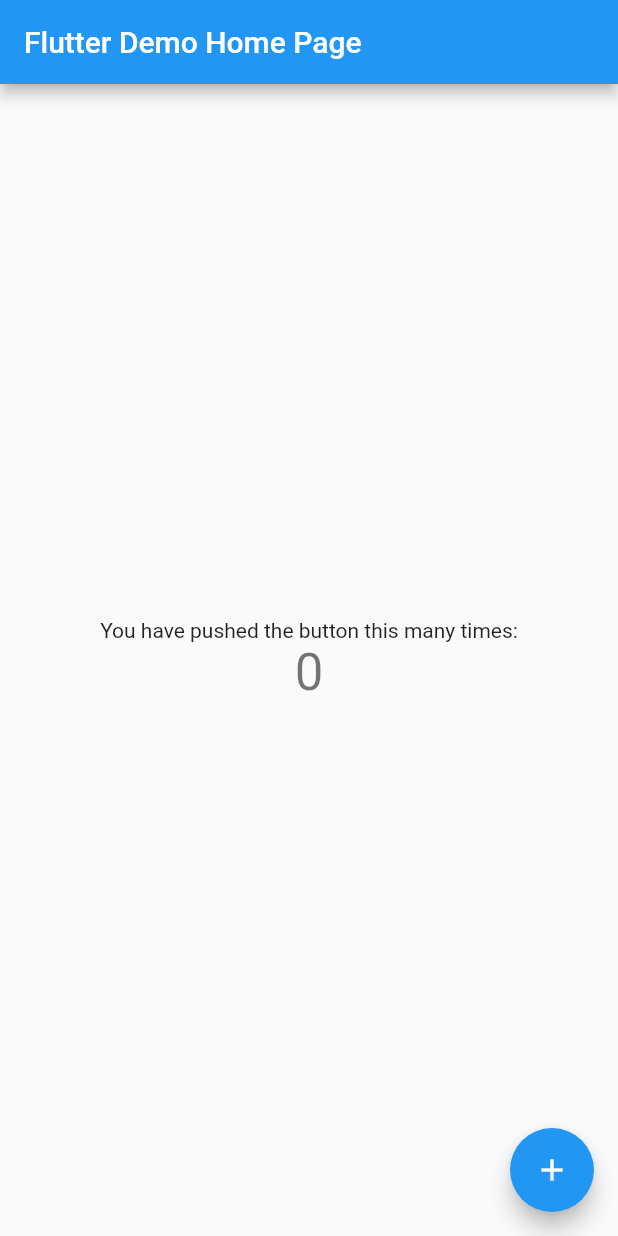
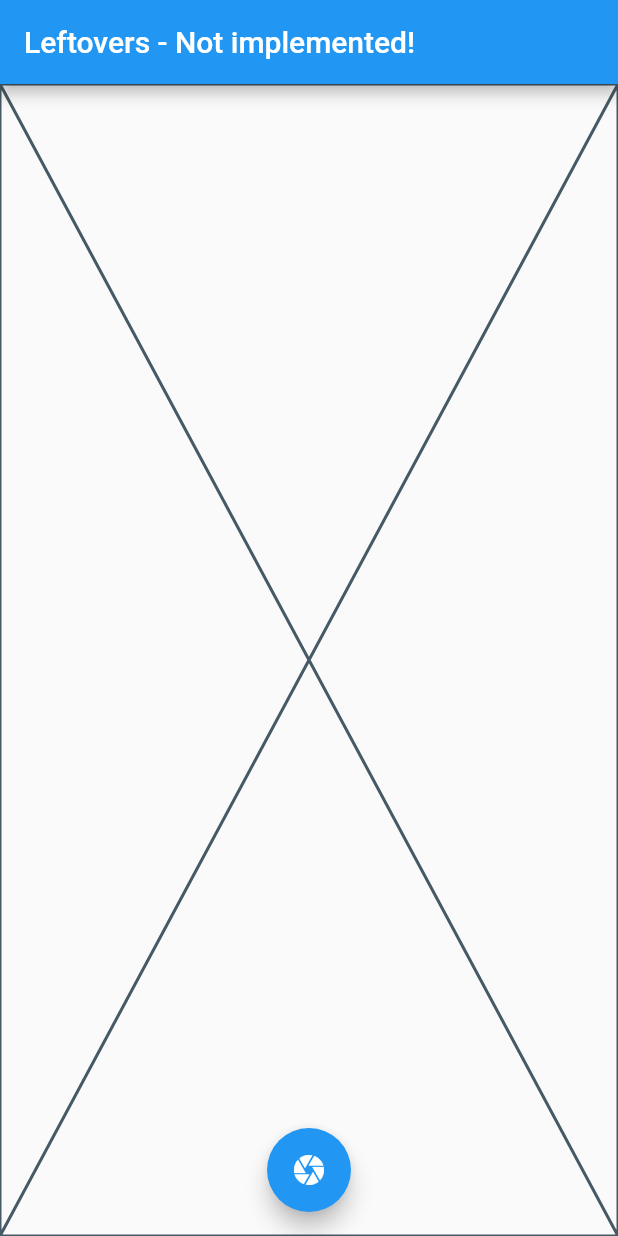
Before and after one commit to SeanCaruthers/Leftovers, a Flutter app: the screen it shows after launch, on a phone screen of 412 x 824 dp. Run offline on Flutter 3.47's test engine with Material 2 defaults, Android fonts, the light colour scheme and no system bars; our stand-ins replace cloud_firestore; accounts and stored records are empty.

Commit message:
setup screens

```diff
--- /dev/null
+++ b/leftovers/lib/app.dart
@@ -0,0 +1,21 @@
+import 'package:flutter/material.dart';
+
+//import 'package:cloud_firestore/cloud_firestore.dart';
+
+import 'package:leftovers/config/navigation/routes.dart' as routes;
+
+class App extends StatelessWidget {
+  // This widget is the root of your application.
+
+  @override
+  Widget build(BuildContext context) {
+    return MaterialApp(
+      title: 'Flutter Demo',
+      theme: ThemeData(
+        primarySwatch: Colors.blue,
+      ),
+      initialRoute: routes.initialRoute,
+      routes: routes.routes,
+    );
+  }
+}
--- a/leftovers/lib/main.dart
+++ b/leftovers/lib/main.dart
@@ -1,113 +1,14 @@
 import 'package:flutter/material.dart';
+import 'package:flutter/services.dart';
+import 'package:leftovers/app.dart';
 
 void main() {
-  runApp(MyApp());
+  WidgetsFlutterBinding.ensureInitialized();
+
+  SystemChrome.setPreferredOrientations([
+    DeviceOrientation.portraitUp,
+    DeviceOrientation.landscapeLeft,
+    DeviceOrientation.landscapeRight,
+  ]);
+  runApp(App());
 }
-
-class MyApp extends StatelessWidget {
-  // This widget is the root of your application.
-  @override
-  Widget build(BuildContext context) {
-    return MaterialApp(
-      title: 'Flutter Demo',
-      theme: ThemeData(
-        // This is the theme of your application.
-        //
-        // Try running your application with "flutter run". You'll see the
-        // application has a blue toolbar. Then, without quitting the app, try
-        // changing the primarySwatch below to Colors.green and then invoke
-        // "hot reload" (press "r" in the console where you ran "flutter run",
-        // or simply save your changes to "hot reload" in a Flutter IDE).
-        // Notice that the counter didn't reset back to zero; the application
-        // is not restarted.
-        primarySwatch: Colors.blue,
-      ),
-      home: MyHomePage(title: 'Flutter Demo Home Page'),
-    );
-  }
-}
-
-class MyHomePage extends StatefulWidget {
-  MyHomePage({Key? key, required this.title}) : super(key: key);
-
-  // This widget is the home page of your application. It is stateful, meaning
-  // that it has a State object (defined below) that contains fields that affect
-  // how it looks.
-
-  // This class is the configuration for the state. It holds the values (in this
-  // case the title) provided by the parent (in this case the App widget) and
-  // used by the build method of the State. Fields in a Widget subclass are
-  // always marked "final".
-
-  final String title;
-
-  @override
-  _MyHomePageState createState() => _MyHomePageState();
-}
-
-class _MyHomePageState extends State<MyHomePage> {
-  int _counter = 0;
-
-  void _incrementCounter() {
-    setState(() {
-      // This call to setState tells the Flutter framework that something has
-      // changed in this State, which causes it to rerun the build method below
-      // so that the display can reflect the updated values. If we changed
-      // _counter without calling setState(), then the build method would not be
-      // called again, and so nothing would appear to happen.
-      _counter++;
-    });
-  }
-
-  @override
-  Widget build(BuildContext context) {
-    // This method is rerun every time setState is called, for instance as done
-    // by the _incrementCounter method above.
-    //
-    // The Flutter framework has been optimized to make rerunning build methods
-    // fast, so that you can just rebuild anything that needs updating rather
-    // than having to individually change instances of widgets.
-    return Scaffold(
-      appBar: AppBar(
-        // Here we take the value from the MyHomePage object that was created by
-        // the App.build method, and use it to set our appbar title.
-        title: Text(widget.title),
-      ),
-      body: Center(
-        // Center is a layout widget. It takes a single child and positions it
-        // in the middle of the parent.
-        child: Column(
-          // Column is also a layout widget. It takes a list of children and
-          // arranges them vertically. By default, it sizes itself to fit its
-          // children horizontally, and tries to be as tall as its parent.
-          //
-          // Invoke "debug painting" (press "p" in the console, choose the
-          // "Toggle Debug Paint" action from the Flutter Inspector in Android
-          // Studio, or the "Toggle Debug Paint" command in Visual Studio Code)
-          // to see the wireframe for each widget.
-          //
-          // Column has various properties to control how it sizes itself and
-          // how it positions its children. Here we use mainAxisAlignment to
-          // center the children vertically; the main axis here is the vertical
-          // axis because Columns are vertical (the cross axis would be
-          // horizontal).
-          mainAxisAlignment: MainAxisAlignment.center,
-          children: <Widget>[
-            Text(
-              'You have pushed the button this many times:',
-            ),
-            Text(
-              '$_counter',
-              style: Theme.of(context).textTheme.headline4,
-            ),
-          ],
-        ),
-      ),
-      floatingActionButton: FloatingActionButton(
-        onPressed: _incrementCounter,
-        tooltip: 'Increment',
-        child: Icon(Icons.add),
-      ), // This trailing comma makes auto-formatting nicer for build methods.
-    );
-  }
-}
--- /dev/null
+++ b/leftovers/lib/screens/list_screen.dart
@@ -0,0 +1,43 @@
+import 'package:flutter/material.dart';
+
+import 'package:leftovers/helpers/navigation.dart' show goToNewEntryScreen;
+
+import 'package:leftovers/widgets/lists/post_list.dart' show PostList;
+
+class ListScreen extends StatelessWidget {
+  const ListScreen({Key? key}) : super(key: key);
+
+  static const String routeName = 'list';
+  static const title = "Leftovers";
+
+  @override
+  Widget build(BuildContext context) {
+    return Scaffold(
+      appBar: AppBar(
+        title: getTitle(),
+      ),
+      body: PostList(),
+      floatingActionButtonLocation: FloatingActionButtonLocation.centerFloat,
+      floatingActionButton: Builder(
+        builder: (context) {
+          return FloatingActionButton(
+            onPressed: () {
+              goToNewEntryScreen(context);
+            },
+            child: Icon(Icons.camera),
+          );
+        },
+      ),
+    );
+  }
+
+  Text getTitle() {
+    return Text('${title} - ${num_leftovers()}');
+  }
+
+  String num_leftovers() {
+    #TODO;
+    // return the total number of leftovers tracked in the app
+    return "Not implemented!";
+  }
+}
--- /dev/null
+++ b/leftovers/lib/widgets/lists/post_list.dart
@@ -0,0 +1,26 @@
+import 'package:flutter/material.dart';
+
+import 'package:cloud_firestore/cloud_firestore.dart';
+
+import 'package:leftovers/helpers/navigation.dart' show goToDetailScreen;
+
+class PostList extends StatelessWidget {
+  PostList({Key? key}) : super(key: key);
+
+  dynamic postStream =
+      FirebaseFirestore.instance.collection('posts').snapshots();
+
+  @override
+  Widget build(BuildContext context) {
+    return StreamBuilder(
+      stream: postStream,
+      builder: (content, snapshot) {
+        if (snapshot.hasData) {
+          return Placeholder();
+        } else {
+          return Center(child: CircularProgressIndicator());
+        }
+      },
+    );
+  }
+}
--- a/leftovers/pubspec.yaml
+++ b/leftovers/pubspec.yaml
@@ -28,6 +28,7 @@
   # The following adds the Cupertino Icons font to your application.
   # Use with the CupertinoIcons class for iOS style icons.
   cupertino_icons: ^1.0.2
+  cloud_firestore: ^2.4.0
 
 dev_dependencies:
   flutter_test:
```
Also changed, not shown: leftovers/lib/config/navigation/routes.dart (added, +15 -0 lines), leftovers/lib/helpers/navigation.dart (added, +20 -0 lines), leftovers/lib/screens/detail_screen.dart (added, +13 -0 lines), leftovers/lib/screens/new_entry_screen.dart (added, +13 -0 lines), leftovers/lib/screens/photo_screen.dart (added, +12 -0 lines), leftovers/lib/widgets/layout/centered_column.dart (added, +16 -0 lines), 7 other files.
